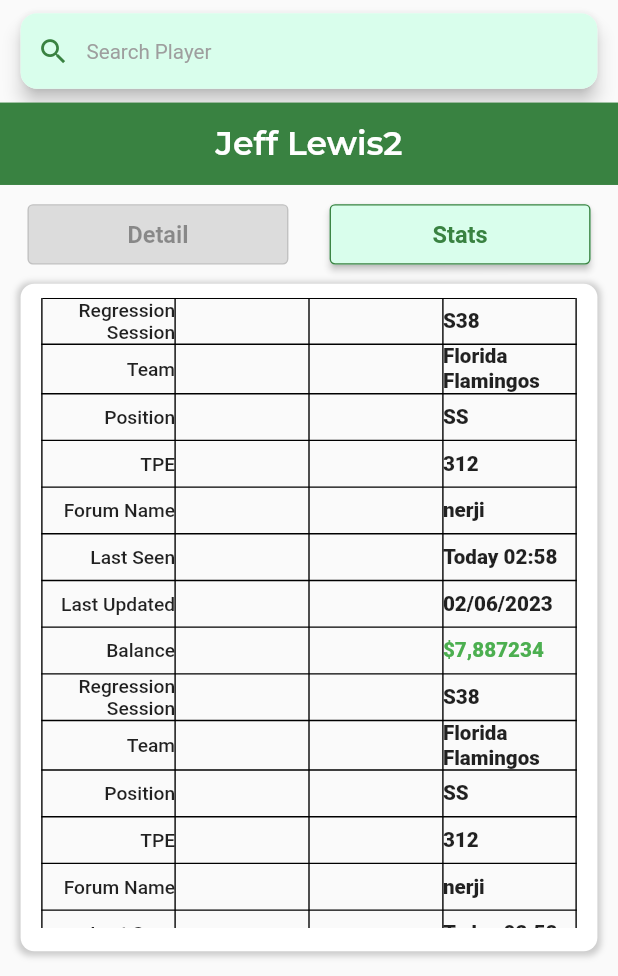
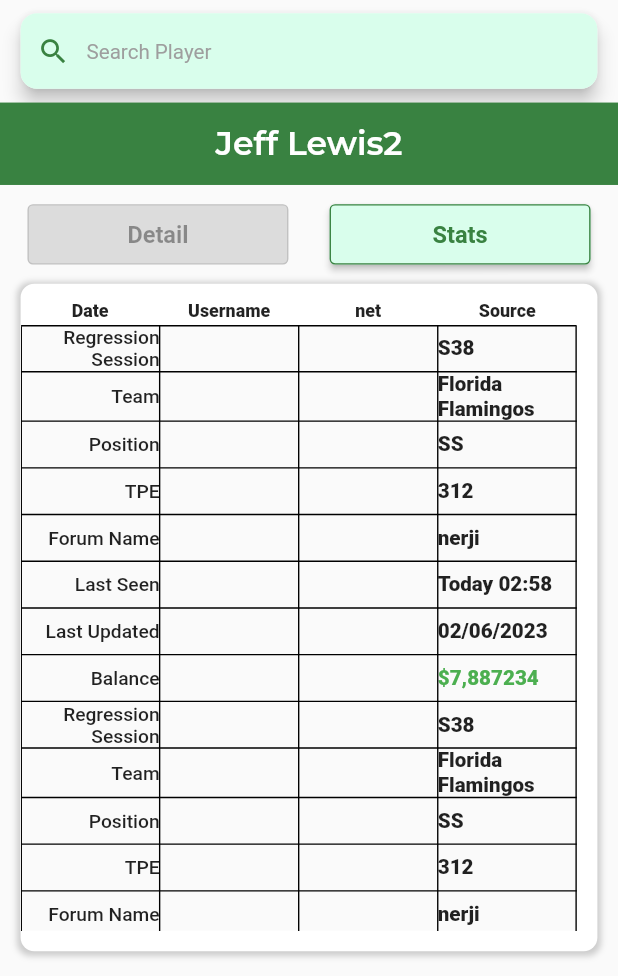
Before and after one commit to svlobachev/uw_task1, a Flutter app: the Page2 screen opened by its route, on a phone screen of 412 x 824 dp, the part 260-1236 px from its top. Run offline on Flutter 3.47's test engine with Material 2 defaults, Android fonts, the phone set to English and light mode, and no system bars; our stand-ins replace google_fonts, responsive_framework.

Commit message:
added table title
Signed-off-by: sergeilobachev <gsvlobachev@gmail.com>

```diff
--- a/lib/app/my_App.dart
+++ b/lib/app/my_App.dart
@@ -1,7 +1,7 @@
 import 'package:flutter/material.dart';
 import 'package:responsive_framework/responsive_framework.dart';
-import 'package:uw_task1/pages/page_1.dart';
-import 'package:uw_task1/pages/page_2.dart';
+import 'package:uw_task1/pages/page1/page_1.dart';
+import 'package:uw_task1/pages/page2/page_2.dart';
 
 class MyApp extends StatelessWidget {
   const MyApp({Key? key}) : super(key: key);
--- a/lib/pages/page_1.dart
+++ b/lib/pages/page1/page_1.dart
@@ -1,6 +1,6 @@
 import 'package:flutter/material.dart';
 import 'package:google_fonts/google_fonts.dart';
-import 'package:uw_task1/pages/page_1_table_gen.dart';
+import 'package:uw_task1/pages/page1/page_1_table_gen.dart';
 
 class Page1 extends StatelessWidget {
   const Page1({Key? key}) : super(key: key);
--- a/lib/pages/page_2.dart
+++ b/lib/pages/page2/page_2.dart
@@ -1,13 +1,14 @@
 import 'package:flutter/material.dart';
 import 'package:google_fonts/google_fonts.dart';
-import 'package:uw_task1/pages/sliver_page_2_view.dart';
+import 'package:uw_task1/pages/page2/page_2_table_gen.dart';
+import 'package:uw_task1/pages/page2/sliver_page_2_view.dart';
 
 class Page2 extends StatelessWidget {
   const Page2({Key? key}) : super(key: key);
 
   @override
   Widget build(BuildContext context) {
-
+    TableGen2 tableGen2 = TableGen2();
     double scrWidth = MediaQuery.of(context).size.width;
     double scrHeight = MediaQuery.of(context).size.height;
     Color darkGreen = const Color(0xff398241);
@@ -136,7 +137,7 @@ class Page2 extends StatelessWidget {
               10.0,
             ),
             padding: const EdgeInsets.fromLTRB(
-              15.0,
+              0.0,
               10.0,
               15.0,
               10.0,
@@ -146,9 +147,23 @@ class Page2 extends StatelessWidget {
 
                 child: Column(
                   children: [
+                    Container(
+                      width: double.infinity,
+                      height: (scrHeight * 0.40) / 18,
+                      decoration: BoxDecoration(
+                        // color: darkGreen,
+                        borderRadius: const BorderRadius.only(
+                          topLeft: Radius.circular(10),
+                          topRight: Radius.circular(10),
+                        ),
+                      ),
+                      child: Center(
+                        child: tableGen2.createTableTitle(),
+                      ),
+                    ),
                        SizedBox(
                         key: UniqueKey(),
-                        height: scrHeight * 0.51,
+                        height: scrHeight * 0.49,
                         child:  MySliverPage2(),
                       ),
                   ],
--- a/lib/pages/page_2_table_gen.dart
+++ b/lib/pages/page2/page_2_table_gen.dart
@@ -1,6 +1,46 @@
 import 'package:flutter/material.dart';
 
 class TableGen2 {
+  Widget createTableTitle() {
+    List<String> leftTitleList = [
+      'Date',
+      'Username',
+      'net',
+      'Source',
+    ];
+
+    return Table(
+      // border: TableBorder.all(),
+      columnWidths: const <int, TableColumnWidth>{
+        // 0: IntrinsicColumnWidth(),
+        0: FlexColumnWidth(),
+        // 1: FixedColumnWidth(44),
+        1: FlexColumnWidth(),
+        2: FlexColumnWidth(),
+        3: FlexColumnWidth(),
+      },
+      defaultVerticalAlignment: TableCellVerticalAlignment.middle,
+      children: [
+        TableRow(
+          children: [
+            for (int i = 0; i < leftTitleList.length; i++)
+              TableCell(
+                verticalAlignment: TableCellVerticalAlignment.top,
+                child: Text(
+                  leftTitleList[i],
+                  textAlign: TextAlign.center,
+                  style: const TextStyle(
+                    fontSize: 13,
+                    fontWeight: FontWeight.w800,
+                  ),
+                ),
+              ),
+          ],
+        ),
+      ],
+    );
+  }
+
   Widget createTable() {
     List<String> leftColumnList = [
       'Regression Session',
@@ -73,7 +113,6 @@ class TableGen2 {
           height: 34,
           width: 1,
         ),
-
         Text(
           rightColumnList[i],
           style: TextStyle(
--- a/lib/pages/sliver_page_2_view.dart
+++ b/lib/pages/page2/sliver_page_2_view.dart
@@ -1,5 +1,5 @@
 import 'package:flutter/material.dart';
-import 'package:uw_task1/pages/page_2_table_gen.dart';
+import 'package:uw_task1/pages/page2/page_2_table_gen.dart';
 
 class MySliverPage2 extends StatelessWidget {
   const MySliverPage2({super.key});
```
Also changed, not shown: lib/pages/page1/page_1_table_gen.dart (renamed from lib/pages/page_1_table_gen.dart).
